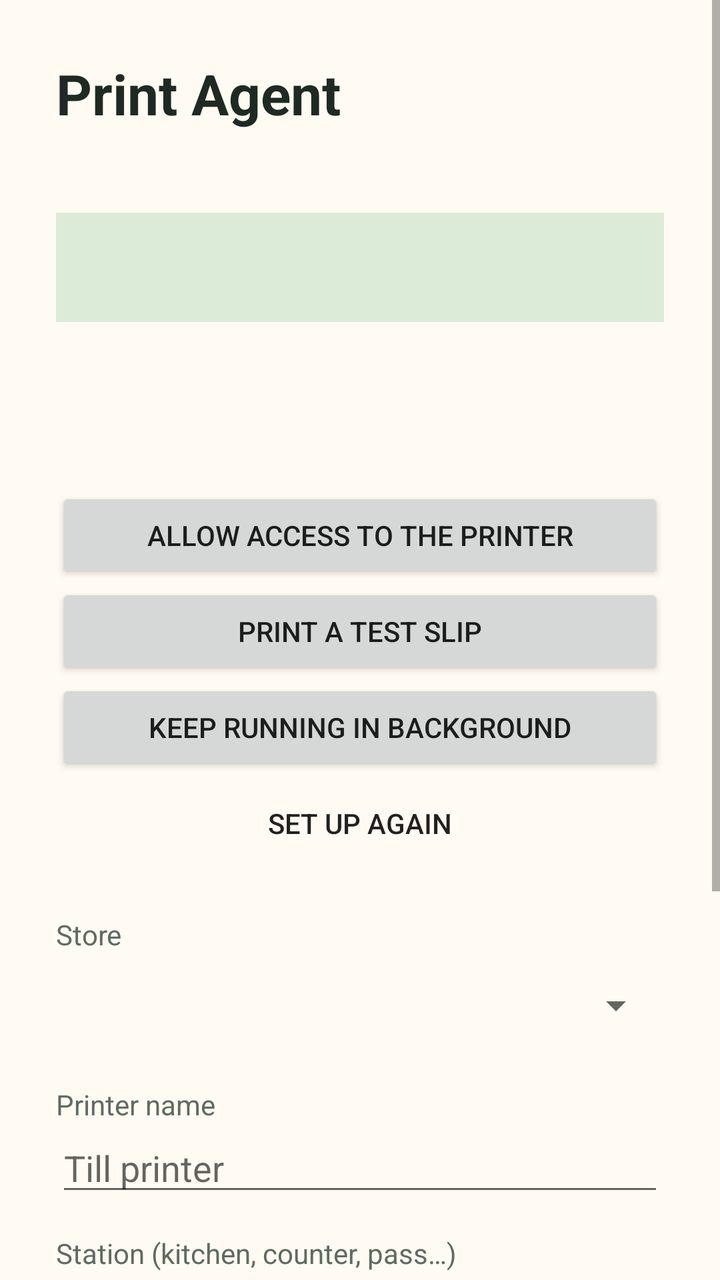
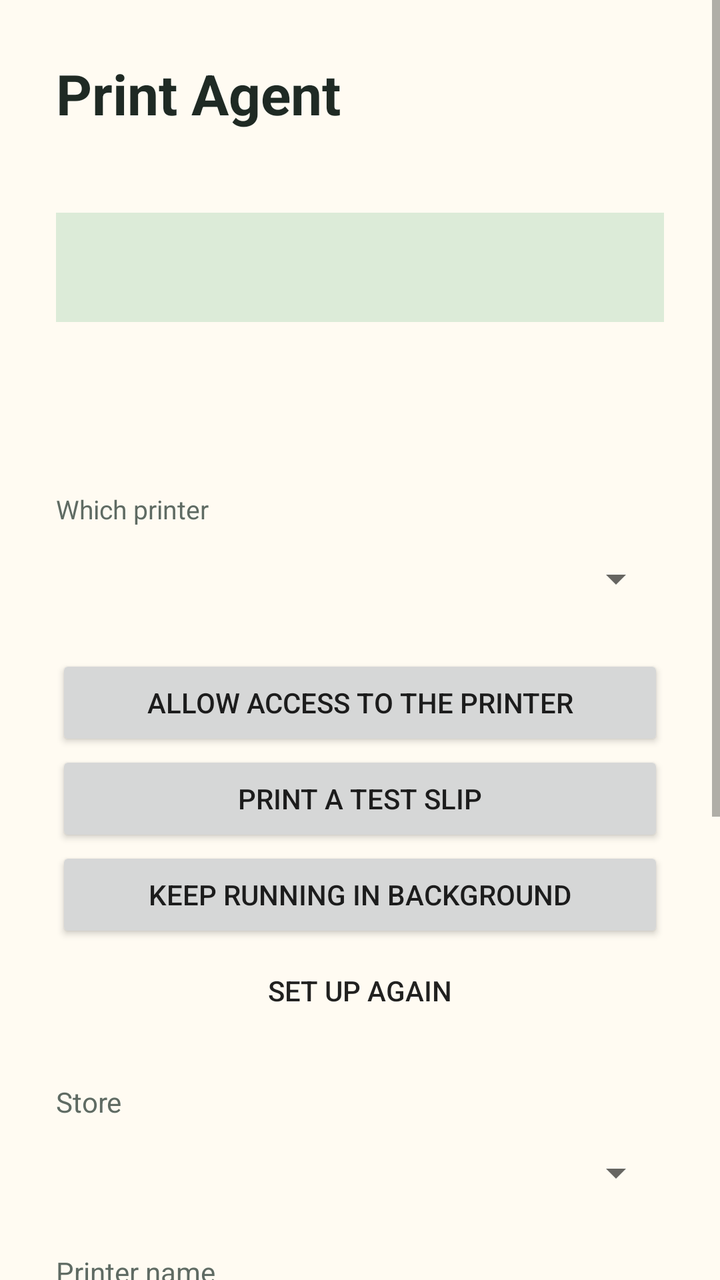

Compare the two renders of this Android layout. The source of the first and the diff that turns it into the second are given below.
<!-- AndroidManifest.xml: application theme android:Theme.Material.Light.NoActionBar -->
<!-- res/layout/activity_main.xml -->
<?xml version="1.0" encoding="utf-8"?>
<ScrollView xmlns:android="http://schemas.android.com/apk/res/android" android:layout_width="match_parent" android:layout_height="match_parent" android:background="#FFFBF2">
<LinearLayout android:orientation="vertical" android:padding="28dp" android:layout_width="match_parent" android:layout_height="wrap_content">
    <TextView android:text="Print Agent" android:textSize="28sp" android:textStyle="bold" android:textColor="#1F2A24" android:layout_width="wrap_content" android:layout_height="wrap_content"/>
    <TextView android:id="@+id/sn" android:textColor="#5F6B63" android:textSize="14sp" android:layout_marginTop="4dp" android:layout_width="wrap_content" android:layout_height="wrap_content"/>
    <TextView android:id="@+id/status" android:textSize="17sp" android:textStyle="bold" android:textColor="#344D42" android:layout_marginTop="18dp" android:padding="16dp" android:background="#DCEBD8" android:layout_width="match_parent" android:layout_height="wrap_content"/>

    <LinearLayout android:id="@+id/registeredBox" android:orientation="vertical" android:layout_marginTop="22dp" android:layout_width="match_parent" android:layout_height="wrap_content">
        <TextView android:id="@+id/registeredText" android:textSize="16sp" android:textColor="#1F2A24" android:lineSpacingExtra="4dp" android:layout_width="match_parent" android:layout_height="wrap_content"/>
        <TextView android:id="@+id/usbInfo" android:textSize="14sp" android:textColor="#5F6B63" android:layout_marginTop="8dp" android:layout_width="match_parent" android:layout_height="wrap_content"/>
        <Button android:id="@+id/usbPerm" android:text="Allow access to the printer" android:layout_marginTop="12dp" android:layout_width="match_parent" android:layout_height="wrap_content"/>
        <Button android:id="@+id/test" android:text="Print a test slip" android:layout_width="match_parent" android:layout_height="wrap_content"/>
        <Button android:id="@+id/battery" android:text="Keep running in background" android:layout_width="match_parent" android:layout_height="wrap_content"/>
        <Button android:id="@+id/unregister" android:text="Set up again" style="?android:attr/borderlessButtonStyle" android:layout_width="match_parent" android:layout_height="wrap_content"/>
    </LinearLayout>

    <LinearLayout android:id="@+id/setupBox" android:orientation="vertical" android:layout_marginTop="22dp" android:layout_width="match_parent" android:layout_height="wrap_content">
        <TextView android:text="Store" android:textColor="#5F6B63" android:layout_width="wrap_content" android:layout_height="wrap_content"/>
        <Spinner android:id="@+id/store" android:layout_width="match_parent" android:layout_height="52dp"/>
        <TextView android:text="Printer name" android:textColor="#5F6B63" android:layout_marginTop="14dp" android:layout_width="wrap_content" android:layout_height="wrap_content"/>
        <EditText android:id="@+id/label" android:hint="Till printer" android:inputType="text" android:layout_width="match_parent" android:layout_height="wrap_content"/>
        <TextView android:text="Station (kitchen, counter, pass…)" android:textColor="#5F6B63" android:layout_marginTop="14dp" android:layout_width="wrap_content" android:layout_height="wrap_content"/>
        <EditText android:id="@+id/station" android:text="kitchen" android:inputType="text" android:layout_width="match_parent" android:layout_height="wrap_content"/>
        <TextView android:text="Store manager PIN" android:textColor="#5F6B63" android:layout_marginTop="14dp" android:layout_width="wrap_content" android:layout_height="wrap_content"/>
        <EditText android:id="@+id/pin" android:inputType="numberPassword" android:layout_width="match_parent" android:layout_height="wrap_content"/>
        <Button android:id="@+id/register" android:text="Register this device as a printer" android:layout_marginTop="18dp" android:layout_width="match_parent" android:layout_height="wrap_content"/>
        <TextView android:text="Prints on the printer connected to this device (the Sunmi built-in printer or a USB printer). After registering, allow access to the printer when Android asks." android:textColor="#5F6B63" android:textSize="13sp" android:layout_marginTop="10dp" android:layout_width="match_parent" android:layout_height="wrap_content"/>
    </LinearLayout>
</LinearLayout>
</ScrollView>
<!-- resources referenced by this layout -->
<resources>

</resources>

<!-- the commit's change to res/layout/activity_main.xml (unified diff, before → after) -->
@@ -8,6 +8,8 @@
     <LinearLayout android:id="@+id/registeredBox" android:orientation="vertical" android:layout_marginTop="22dp" android:layout_width="match_parent" android:layout_height="wrap_content">
         <TextView android:id="@+id/registeredText" android:textSize="16sp" android:textColor="#1F2A24" android:lineSpacingExtra="4dp" android:layout_width="match_parent" android:layout_height="wrap_content"/>
         <TextView android:id="@+id/usbInfo" android:textSize="14sp" android:textColor="#5F6B63" android:layout_marginTop="8dp" android:layout_width="match_parent" android:layout_height="wrap_content"/>
+        <TextView android:text="Which printer" android:textSize="13sp" android:textColor="#5F6B63" android:layout_marginTop="14dp" android:layout_width="wrap_content" android:layout_height="wrap_content"/>
+        <Spinner android:id="@+id/backend" android:layout_width="match_parent" android:layout_height="52dp"/>
         <Button android:id="@+id/usbPerm" android:text="Allow access to the printer" android:layout_marginTop="12dp" android:layout_width="match_parent" android:layout_height="wrap_content"/>
         <Button android:id="@+id/test" android:text="Print a test slip" android:layout_width="match_parent" android:layout_height="wrap_content"/>
         <Button android:id="@+id/battery" android:text="Keep running in background" android:layout_width="match_parent" android:layout_height="wrap_content"/>
